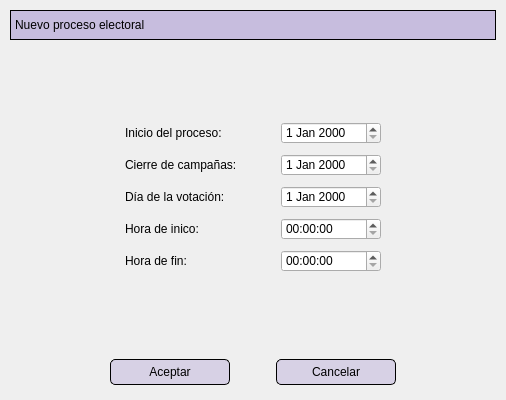
Before: the Qt Designer form SistemaControlElecciones/nuevoproceso.ui in NaomySinHYConY/Proyecto1_ISII_SCE, drawn with Qt 5.
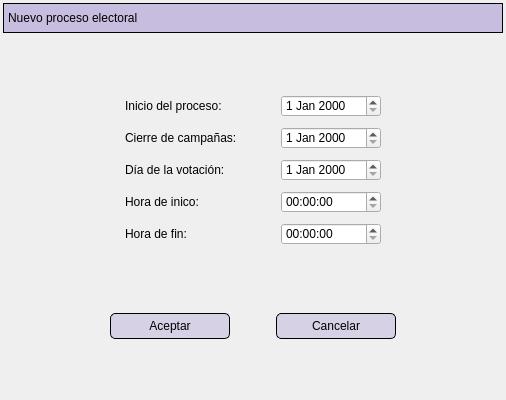
After: the same form once the commit is applied.

The edit to the form file:
```diff
--- a/SistemaControlElecciones/nuevoproceso.ui
+++ b/SistemaControlElecciones/nuevoproceso.ui
@@ -67,6 +67,15 @@
      </property>
      <widget class="QWidget" name="nuevoProceso">
       <layout class="QVBoxLayout" name="verticalLayout_2">
+       <property name="leftMargin">
+        <number>2</number>
+       </property>
+       <property name="topMargin">
+        <number>2</number>
+       </property>
+       <property name="rightMargin">
+        <number>2</number>
+       </property>
        <item>
         <widget class="QWidget" name="barraTitulo" native="true">
          <layout class="QHBoxLayout" name="horizontalLayout">
@@ -339,6 +348,19 @@
          </item>
         </layout>
        </item>
+       <item>
+        <spacer name="verticalSpacer_9">
+         <property name="orientation">
+          <enum>Qt::Vertical</enum>
+         </property>
+         <property name="sizeHint" stdset="0">
+          <size>
+           <width>20</width>
+           <height>40</height>
+          </size>
+         </property>
+        </spacer>
+       </item>
       </layout>
      </widget>
      <widget class="QWidget" name="candidatosRegistrados">
```
